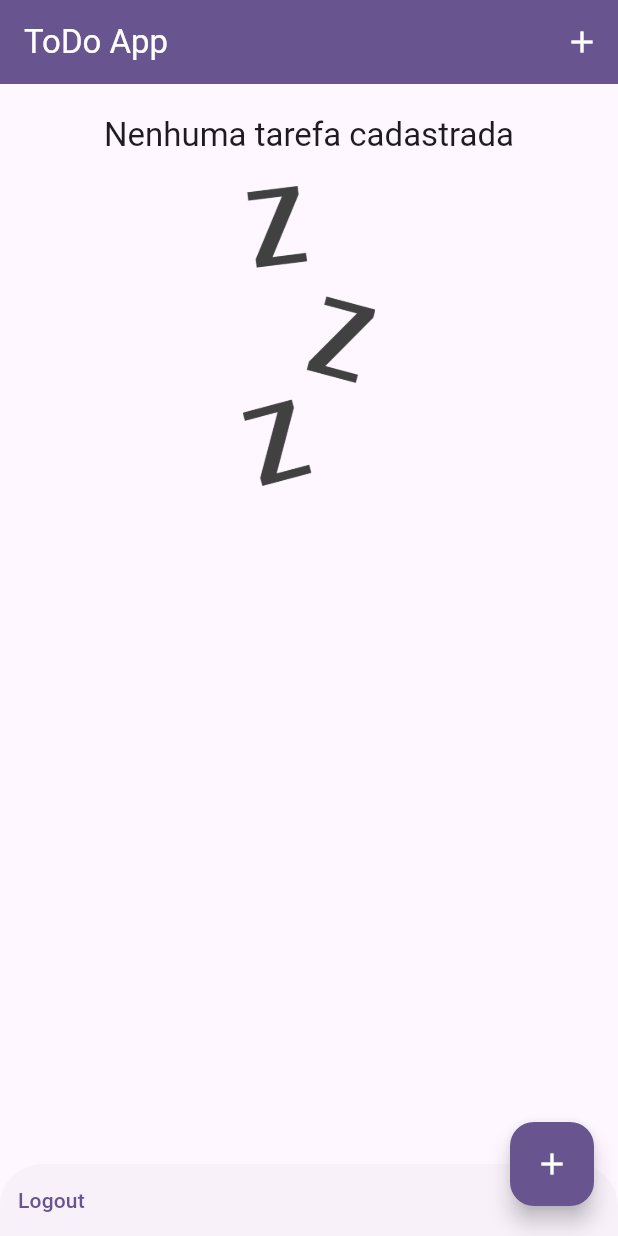
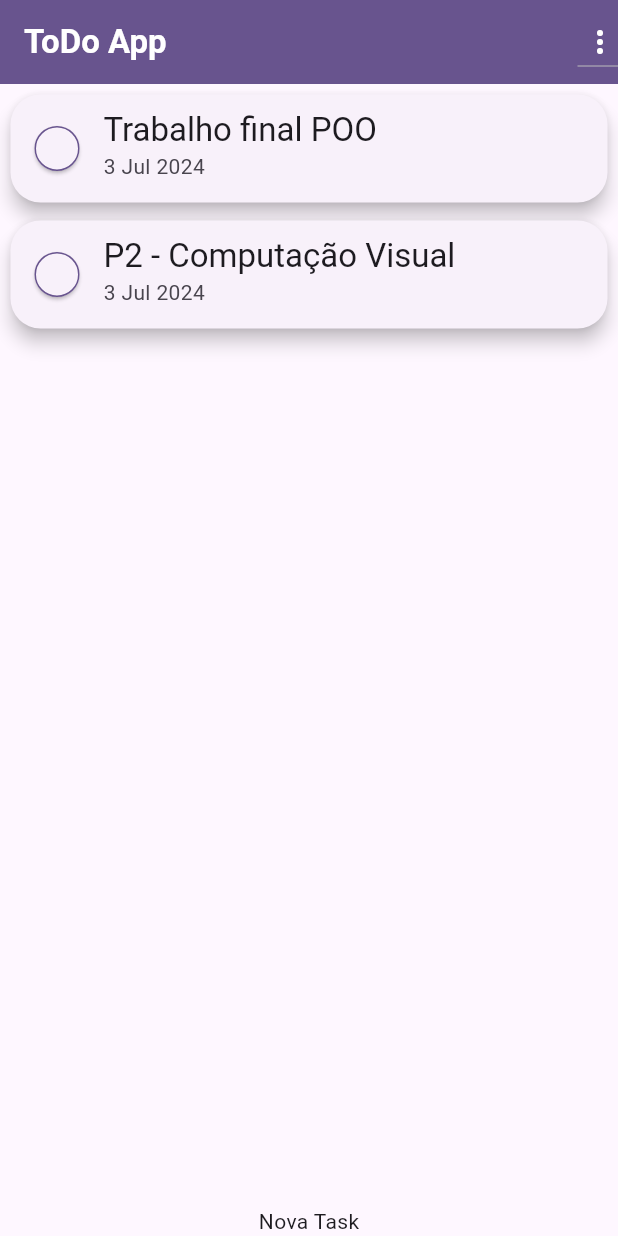
Before and after one commit to andree-felipe/capacitacao_firebase, a Flutter app: the screen it shows after launch, on a phone screen of 412 x 824 dp. Run offline on Flutter 3.47's test engine with Material 3 defaults, Android fonts, the phone set to English and light mode, and no system bars; our stand-ins replace image_picker; accounts and stored records are empty.

Commit message:
Adição da estrutura de um cartão de uma task

```diff
--- a/lib/componentes/task_list.dart
+++ /dev/null
@@ -1,86 +0,0 @@
-import 'package:flutter/material.dart';
-import 'package:intl/intl.dart';
-import '../core/models/task.dart';
-
-
-class TaskList extends StatelessWidget {
-  final List<Task> tasks;
-  final void Function(String) onRemove;
-
-  const TaskList(this.tasks, this.onRemove, {super.key});
-
-  @override
-  Widget build(BuildContext context) {
-    // ignore: sized_box_for_whitespace
-    return Container(
-      height: 600,
-      child: tasks.isEmpty ? Column(
-        children: <Widget>[
-          // ignore: prefer_const_constructors
-          SizedBox(height: 20),
-          Text(
-            'Nenhuma tarefa cadastrada',
-            style: Theme.of(context).textTheme.titleLarge,
-          ),
-          // ignore: prefer_const_constructors
-          SizedBox(height: 20),
-          // ignore: sized_box_for_whitespace
-          Container(
-            height: 200,
-            child: Image.asset(
-              'assets/images/waiting.png',
-              fit: BoxFit.cover,
-            ),
-          ),
-        ],
-      ) : ListView.builder(
-        itemCount: tasks.length,
-        itemBuilder: (ctx, index) {
-          final task = tasks[index];
-          // ignore: prefer_const_constructors
-          return Card(
-            elevation: 5,
-            // ignore: prefer_const_constructors
-            margin: EdgeInsets.symmetric(
-              vertical: 8,
-              horizontal: 5,
-            ),
-            child: ListTile(
-              // ignore: sized_box_for_whitespace
-              leading: Container(
-                width: 30,
-                height: 30,
-                child: ElevatedButton(
-                  style: ButtonStyle(
-                    shape: WidgetStateProperty.all<RoundedRectangleBorder>(
-                      RoundedRectangleBorder(
-                        borderRadius: BorderRadius.circular(80),
-                      )
-                    ),
-
-                    side: WidgetStateProperty.all<BorderSide>(
-                      BorderSide(
-                        color: Theme.of(context).colorScheme.primary,
-                      )
-                    ),
-
-                  ),
-                  onPressed: () => onRemove(task.id),
-                  // ignore: prefer_const_constructors
-                  child: Text(''),
-                ),
-              ),
-              title: Text(
-                task.title,
-                style: Theme.of(context).textTheme.titleLarge,
-              ),
-              subtitle: Text(
-                DateFormat('d MMM y').format(task.date),
-              ),
-            ),
-          );
-        }
-      )
-    );
-  }
-}
--- a/lib/components/auth_form.dart
+++ b/lib/components/auth_form.dart
@@ -1,6 +1,6 @@
 import 'dart:io';
 
-import 'package:capacitacao_firebase/componentes/user_image_picker.dart';
+import 'package:capacitacao_firebase/components/user_image_picker.dart';
 import 'package:flutter/material.dart';
 
 import '../core/models/auth_form_data.dart';
--- /dev/null
+++ b/lib/components/new_task.dart
@@ -0,0 +1,13 @@
+import 'package:flutter/material.dart';
+
+class NewTaks extends StatelessWidget {
+  const NewTaks({super.key});
+
+  @override
+  Widget build(BuildContext context) {
+    // ignore: prefer_const_constructors
+    return Center(
+      child: const Text('Nova Task')
+    );
+  }
+}
--- /dev/null
+++ b/lib/components/task_card.dart
@@ -0,0 +1,59 @@
+import 'package:flutter/material.dart';
+import 'package:flutter/painting.dart';
+import 'package:flutter/rendering.dart';
+import 'package:flutter/widgets.dart';
+import 'package:intl/intl.dart';
+
+import '../core/models/task.dart';
+
+class TaskCard extends StatelessWidget {
+  final Task task;
+  // final void Function(String) onRemove;
+
+  const TaskCard({
+    super.key,
+    required this.task,
+    // required this.onRemove,
+  });
+
+  @override
+  Widget build(BuildContext context) {
+    return Card(
+      elevation: 5,
+      shape: RoundedRectangleBorder(
+        borderRadius: BorderRadius.circular(20),
+      ),
+      child: ListTile(
+        // ignore: sized_box_for_whitespace
+        leading: Container(
+          width: 30,
+          height: 30,
+          child: ElevatedButton(
+            style: ButtonStyle(
+              shape: WidgetStateProperty.all<RoundedRectangleBorder>(
+                RoundedRectangleBorder(
+                  borderRadius: BorderRadius.circular(80),
+                )
+              ),
+              side: WidgetStateProperty.all<BorderSide>(
+                BorderSide(
+                  color: Theme.of(context).colorScheme.primary,
+                )
+              ),
+            ),
+            onPressed: () {},
+            // ignore: prefer_const_constructors
+            child: Text(''),
+          ),
+        ),
+        title: Text(
+          task.title,
+          style: Theme.of(context).textTheme.titleLarge,
+        ),
+        subtitle: Text(
+          DateFormat('d MMM y').format(task.deliveryDate),
+        ),
+      ),
+    );
+  }
+}
--- /dev/null
+++ b/lib/components/tasks_list.dart
@@ -0,0 +1,54 @@
+// ignore_for_file: prefer_const_constructors, prefer_const_literals_to_create_immutables, sized_box_for_whitespace
+
+import 'package:capacitacao_firebase/core/models/task.dart';
+import 'package:capacitacao_firebase/core/services/tasks/task_service.dart';
+import 'package:flutter/material.dart';
+
+import 'task_card.dart';
+
+class TasksList extends StatelessWidget {
+  const TasksList({super.key});
+
+  @override
+  Widget build(BuildContext context) {
+    return StreamBuilder<List<Task>>(
+      stream: TaskService().tasksStream(),
+      builder: (ctx, snapshot) {
+        if (snapshot.connectionState == ConnectionState.waiting) {
+          return Center(child: CircularProgressIndicator());
+        } else if (!snapshot.hasData || snapshot.data!.isEmpty) {
+          return Column(
+            children: [
+              SizedBox(height: 20),
+              Text(
+                'Nenhuma tarefa cadastrada',
+                style: Theme.of(context).textTheme.titleLarge,
+              ),
+              SizedBox(height: 20),
+              Container(
+                height: 200,
+                child: Image.asset(
+                  'assets/images/waiting.png',
+                  fit: BoxFit.cover,
+                ),
+              ),
+            ],
+          );
+        } else {
+          final tasks = snapshot.data!;
+          return ListView.separated(
+            padding: EdgeInsets.all(3),
+            itemCount: tasks.length,
+            itemBuilder: (ctx, i) => TaskCard(
+              key: ValueKey(tasks[i].id),
+              task: tasks[i],
+            ),
+            separatorBuilder: (ctx, i) {
+              return SizedBox(height: 4);
+            },
+          );
+        }
+      },
+    );
+  }
+}
--- a/lib/core/models/task.dart
+++ b/lib/core/models/task.dart
@@ -1,11 +1,11 @@
 class Task {
   final String id;
   final String title;
-  final DateTime date;
+  final DateTime deliveryDate;
 
   Task({
     required this.id,
     required this.title,
-    required this.date,
+    required this.deliveryDate,
   });
 }
--- /dev/null
+++ b/lib/core/services/tasks/task_mock_service.dart
@@ -0,0 +1,40 @@
+import 'dart:async';
+import 'dart:math';
+
+import '../../models/task.dart';
+import 'task_service.dart';
+
+class TaskMockService implements TaskService {
+  static final List<Task> _tasks = [
+    Task(
+      id: '1',
+      title: 'Trabalho final POO',
+      deliveryDate: DateTime.now(),
+    ),
+    Task(
+      id: '2',
+      title: 'P2 - Computação Visual',
+      deliveryDate: DateTime.now(),
+    ),
+  ];
+  static MultiStreamController<List<Task>>? _controller;
+  static final _tasksStream = Stream<List<Task>>.multi((controller) {
+    _controller = controller;
+    controller.add(_tasks);
+  });
+
+  Stream<List<Task>> tasksStream() {
+    return _tasksStream;
+  }
+
+  Future<Task> save(String title, DateTime deliveryDate) async {
+    final newTask = Task(
+      id: Random().nextDouble().toString(),
+      title: title,
+      deliveryDate: deliveryDate,
+    );
+    _tasks.add(newTask);
+    _controller?.add(_tasks);
+    return newTask;
+  }
+}
--- /dev/null
+++ b/lib/core/services/tasks/task_service.dart
@@ -0,0 +1,12 @@
+import 'package:capacitacao_firebase/core/services/tasks/task_mock_service.dart';
+
+import '../../models/task.dart';
+
+abstract class TaskService {
+  Stream<List<Task>> tasksStream();
+  Future<Task> save(String title, DateTime deliveryDate);
+
+  factory TaskService() {
+    return TaskMockService();
+  }
+}
--- a/lib/pages/auth_page.dart
+++ b/lib/pages/auth_page.dart
@@ -1,4 +1,4 @@
-import 'package:capacitacao_firebase/componentes/auth_form.dart';
+import 'package:capacitacao_firebase/components/auth_form.dart';
 import 'package:flutter/material.dart';
 
 import '../core/models/auth_form_data.dart';
--- a/lib/pages/tasks_page.dart
+++ b/lib/pages/tasks_page.dart
@@ -1,114 +1,68 @@
-import 'dart:math';
-import 'package:capacitacao_firebase/componentes/task_form.dart';
-import 'package:capacitacao_firebase/componentes/task_list.dart';
+// ignore_for_file: prefer_const_constructors, prefer_const_literals_to_create_immutables, sized_box_for_whitespace
+
+import 'package:capacitacao_firebase/components/new_task.dart';
 import 'package:flutter/material.dart';
-import '../core/models/task.dart';
+import '../components/tasks_list.dart';
 import '../core/services/auth/auth_service.dart';
 
-class TasksPage extends StatefulWidget {
+class TasksPage extends StatelessWidget {
   const TasksPage({super.key});
 
   @override
-  State<TasksPage> createState() => _TasksPageState();
-}
-
-class _TasksPageState extends State<TasksPage> {
-  final List<Task> _tasks = [];
-
-  // Método de adição de uma task na lista
-  _addTask(String title, DateTime date) {
-    final newTask = Task(
-      id: Random().nextDouble().toString(),
-      title: title,
-      date: date,
-    );
-
-    setState(() {
-      _tasks.add(newTask);
-    });
-
-    Navigator.of(context).pop();
-  }
-
-  // Método para deletar uma task da lista
-  _deleteTask(String id) {
-    setState(() {
-      _tasks.removeWhere((task) => task.id == id);
-    });
-  }
-
-  // Método para abrir o modal de preenchimento do formulário
-  _openTaskFormModal(BuildContext context) {
-    showModalBottomSheet(
-        context: context,
-        builder: (_) {
-          return TaskForm(_addTask);
-        });
-  }
-
-  @override
   Widget build(BuildContext context) {
-    // ignore: prefer_const_constructors
     return Scaffold(
       appBar: AppBar(
-        // ignore: prefer_const_constructors
         title: Text(
           "ToDo App",
-          // ignore: prefer_const_constructors
           style: TextStyle(
             color: Colors.white,
+            fontWeight: FontWeight.bold
           ),
         ),
         backgroundColor: Theme.of(context).colorScheme.primary,
         actions: <Widget>[
-          IconButton(
+          // IconButton(
+          //   icon: const Icon(
+          //     Icons.add,
+          //     color: Colors.white,
+          //   ),
+          //   onPressed: () => _openTaskFormModal(context),
+          // ),
+          DropdownButton(
             icon: const Icon(
-              Icons.add,
+              Icons.more_vert,
               color: Colors.white,
             ),
-            onPressed: () => _openTaskFormModal(context),
-          )
-        ],
-      ),
-      // ignore: prefer_const_constructors
-      body: SingleChildScrollView(
-        // ignore: prefer_const_constructors
-        child: Column(
-          crossAxisAlignment: CrossAxisAlignment.stretch,
-          children: <Widget>[
-            TaskList(_tasks, _deleteTask),
+            items: [
+              DropdownMenuItem(
+                value: 'logout',
+                child: Container(
+                  width: 3,
+                  child: Row(
+                    children: [
+                      Icon(Icons.exit_to_app),
+                      SizedBox(width: 10),
+                      Text('Sair'),
                     ],
                   ),
                 ),
-      floatingActionButton: FloatingActionButton(
-        backgroundColor: Theme.of(context).colorScheme.primary,
-        child: const Icon(
-          Icons.add,
-          color: Colors.white,
               ),
-        onPressed: () => _openTaskFormModal(context),
-      ),
-      // ignore: avoid_unnecessary_containers
-      bottomSheet: Container(
-        color: Colors.transparent,
-        // ignore: prefer_const_constructors
-        child: Row(
-          // ignore: prefer_const_literals_to_create_immutables
-          children: [
-            // ignore: prefer_const_constructors
-            TextButton(
-              // ignore: prefer_const_constructors
-              style: ButtonStyle(
-                backgroundColor:
-                    WidgetStateProperty.all<Color>(Colors.transparent),
-              ),
-              onPressed: () {
+            ],
+            onChanged: (value) {
+              if (value == 'logout') {
                 AuthService().logout();
+              }
             },
-              child: const Text('Logout'),
           ),
         ],
       ),
+      body: Column(
+        children: [
+          Expanded(
+            child: TasksList(),
+          ),
+          NewTaks(),
+        ],
       ),
     );
   }
```
Also changed, not shown: lib/componentes/auth_form.dart (deleted, +0 -132 lines), lib/componentes/task_form.dart (deleted, +0 -117 lines), lib/components/user_image_picker.dart (renamed from lib/componentes/user_image_picker.dart). Lines whose indentation alone changed are shown as unchanged.
